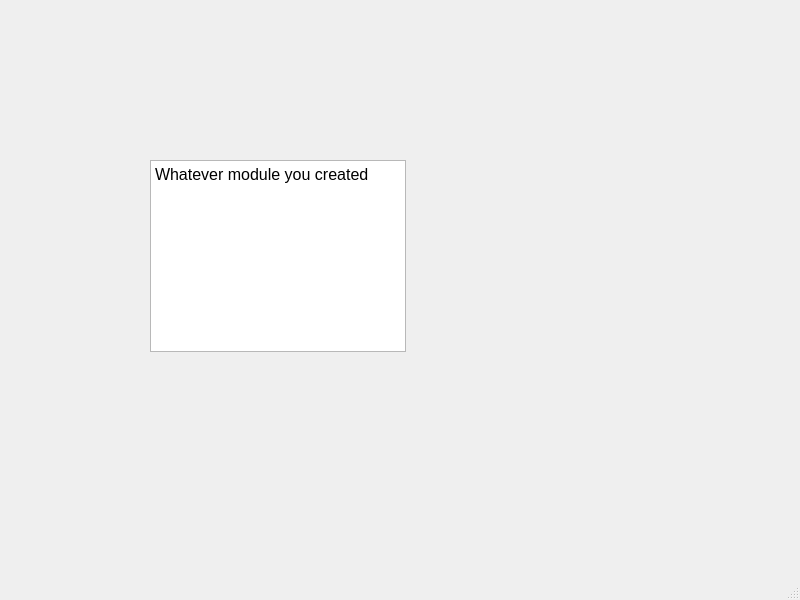
j446edf/welding_workbench_mirror, file GUI/module1.ui: the form before one commit.
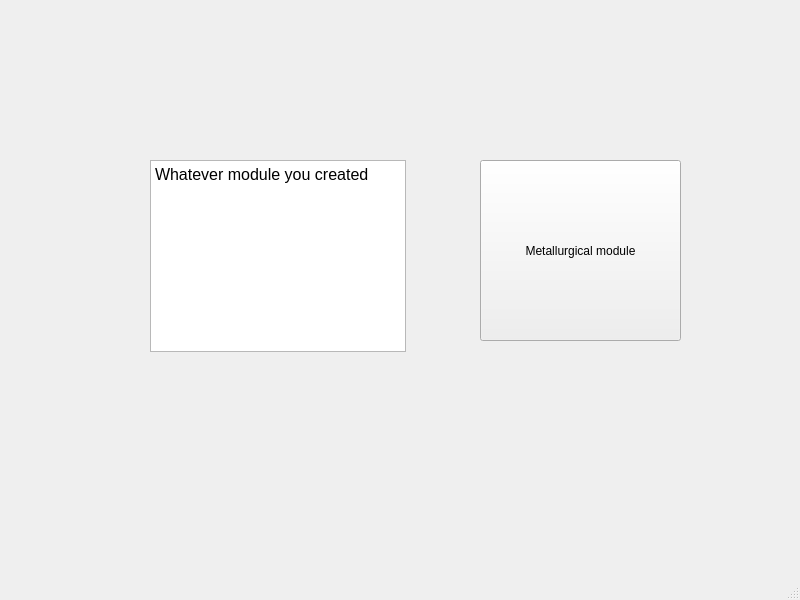
The form after the commit.

Commit message: [#3]:integrated metallurgical module GUI

The edit to the form file:
```diff
--- a/GUI/module1.ui
+++ b/GUI/module1.ui
@@ -31,6 +31,19 @@
 &lt;p style=&quot; margin-top:0px; margin-bottom:0px; margin-left:0px; margin-right:0px; -qt-block-indent:0; text-indent:0px;&quot;&gt;Whatever module you created&lt;/p&gt;&lt;/body&gt;&lt;/html&gt;</string>
     </property>
    </widget>
+   <widget class="QPushButton" name="pushButton">
+    <property name="geometry">
+     <rect>
+      <x>480</x>
+      <y>160</y>
+      <width>201</width>
+      <height>181</height>
+     </rect>
+    </property>
+    <property name="text">
+     <string>Metallurgical module</string>
+    </property>
+   </widget>
   </widget>
   <widget class="QMenuBar" name="menubar">
    <property name="geometry">
```
The commit also changes 2 other files.
